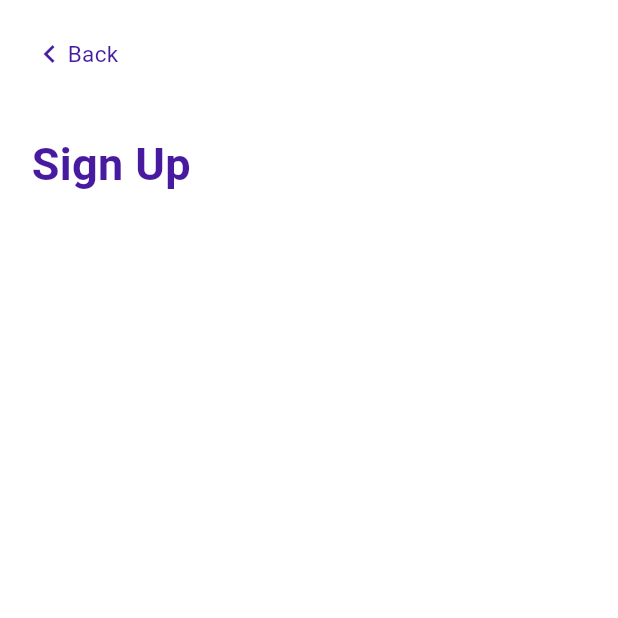
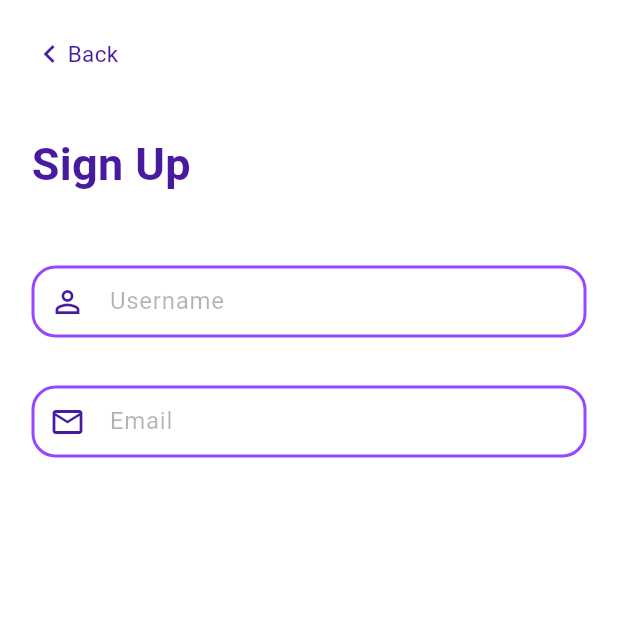
Before and after one commit to MartynaTyc/lab_mobilne, a Flutter app: the SignUpScreen screen opened directly, on a phone screen of 412 x 824 dp, the top half of it. Run offline on Flutter 3.47's test engine with Material 3 defaults, Android fonts, the phone set to English and light mode, and no system bars.

Commit message:
na ekranie sign up - dodanie pola username i email

```diff
--- a/lib/screens/sign_up_screen.dart
+++ b/lib/screens/sign_up_screen.dart
@@ -11,6 +11,14 @@ class SignUpScreen extends StatefulWidget {
 }
 
 class _SignUpScreenState extends State<SignUpScreen> {
+  final usernameController = TextEditingController();
+  final emailController = TextEditingController();
+
+  final border = OutlineInputBorder(
+    borderRadius: BorderRadius.circular(borderRadius),
+    borderSide: const BorderSide(color: borderColor, width: borderWidth),
+  );
+
   @override
   Widget build(BuildContext context) {
     return Scaffold(backgroundColor: Colors.white,
@@ -29,8 +37,39 @@ class _SignUpScreenState extends State<SignUpScreen> {
                     Icon(Icons.chevron_left, color: titleColor),
                     Text('Back', style: TextStyle(fontSize: textFontSize, color: titleColor)),
                   ],),),
+
               const SizedBox(height: 40),
+
               const Text('Sign Up', style: TextStyle(fontSize: titleFontSize, fontWeight: FontWeight.bold, color: titleColor)),
+
+              const SizedBox(height: titleToField),
+              SizedBox(
+                height: fieldHeight,
+                child: TextField(
+                  controller: usernameController,
+                  decoration: InputDecoration(
+                    hintText: 'Username',
+                    hintStyle: const TextStyle(color: hintColor),
+                    prefixIcon: const Icon(Icons.person_outline),
+                    prefixIconColor: titleColor,
+                    contentPadding: EdgeInsets.zero,
+                    enabledBorder: border,
+                    focusedBorder: border,),),),
+
+              const SizedBox(height: fieldToField),
+              SizedBox(
+                height: fieldHeight,
+                child: TextField(
+                  controller: emailController,
+                  decoration: InputDecoration(
+                    hintText: 'Email',
+                    hintStyle: const TextStyle(color: hintColor),
+                    prefixIcon: const Icon(Icons.mail_outline),
+                    prefixIconColor: titleColor,
+                    contentPadding: EdgeInsets.zero,
+                    enabledBorder: border,
+                    focusedBorder: border,),),),
+
             ],),),),);
   }
 }
```
